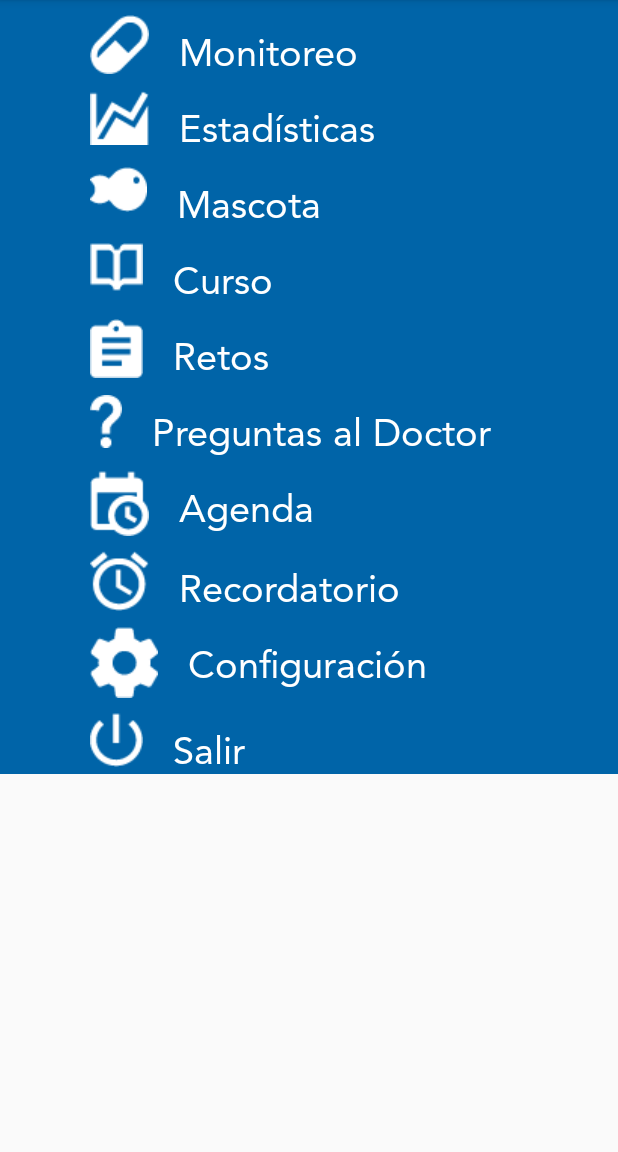
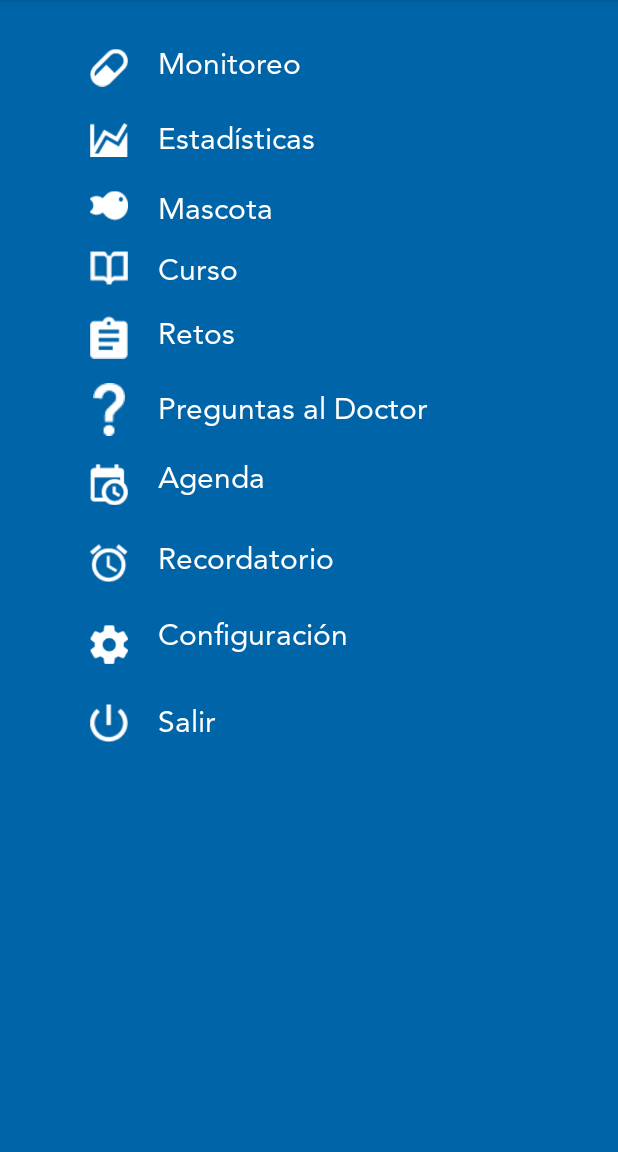
Before and after one commit to andresvil/somos-diabetes-menu-azul, an Android app: the screen it shows after launch (MainActivity), on a phone screen of 412 x 824 dp, the part 84-1236 px from its top. Run offline under Robolectric (Android 15) with nearby library versions, the phone set to English and light mode, and no system bars.

Commit message:
scale icons and align text

```diff
--- a/app/src/main/res/layout/content_main.xml
+++ b/app/src/main/res/layout/content_main.xml
@@ -6,14 +6,15 @@
     android:layout_height="match_parent"
     app:layout_behavior="@string/appbar_scrolling_view_behavior"
     tools:context="com.example.andresvil.menuazul.MainActivity"
-    tools:showIn="@layout/activity_main">
+    tools:showIn="@layout/activity_main"
+    android:background="#0064A8">
 
     <ListView
         android:layout_width="wrap_content"
         android:layout_height="wrap_content"
         android:id="@+id/listView"
+        android:layout_alignParentLeft="true"
         android:layout_alignParentTop="true"
-        android:layout_alignParentLeft="true"
-        android:layout_alignParentStart="true"
+        android:paddingTop="20dp"
         android:divider="@null"/>
 </RelativeLayout>
--- a/app/src/main/res/layout/row_layout.xml
+++ b/app/src/main/res/layout/row_layout.xml
@@ -1,35 +1,32 @@
 <?xml version="1.0" encoding="utf-8"?>
-<RelativeLayout xmlns:android="http://schemas.android.com/apk/res/android"
-    android:orientation="vertical" android:layout_width="fill_parent"
+<LinearLayout xmlns:android="http://schemas.android.com/apk/res/android"
+    android:orientation="horizontal" android:layout_width="fill_parent"
     android:layout_height="fill_parent"
     android:layout_marginTop="0dp"
     android:layout_marginBottom="0dp"
     android:focusableInTouchMode="true"
-    android:background="#0064A8">
+    android:background="#0064A8"
+    android:layout_gravity="center_horizontal"
+    android:paddingTop="5dp"
+    android:paddingBottom="5dp">
 
     <ImageView
         android:id="@+id/icon"
-        android:layout_width="wrap_content"
+        android:layout_width="55dp"
         android:layout_height="wrap_content"
-        android:layout_alignParentLeft="true"
-        android:layout_alignParentTop="true"
-        android:paddingTop="10dp"
+        android:scaleType="fitCenter"
         android:paddingLeft="30dp"
         android:layout_marginLeft="30dp"
-        android:layout_centerVertical="true"
         android:src="@drawable/agenda" />
 
     <TextView
         android:id="@+id/menu_item"
         android:layout_width="wrap_content"
         android:layout_height="wrap_content"
-        android:paddingTop="20dp"
+        android:paddingTop="5dp"
         android:paddingLeft="20dp"
         android:textColor="@android:color/white"
-        android:textSize="25sp"
-        android:text="Modulo 1"
-        android:layout_alignTop="@+id/icon"
-        android:layout_toRightOf="@+id/icon"
-        android:layout_toEndOf="@+id/icon" />
+        android:textSize="20sp"
+        android:text="Modulo 1" />
 
-</RelativeLayout>
+</LinearLayout>
```
